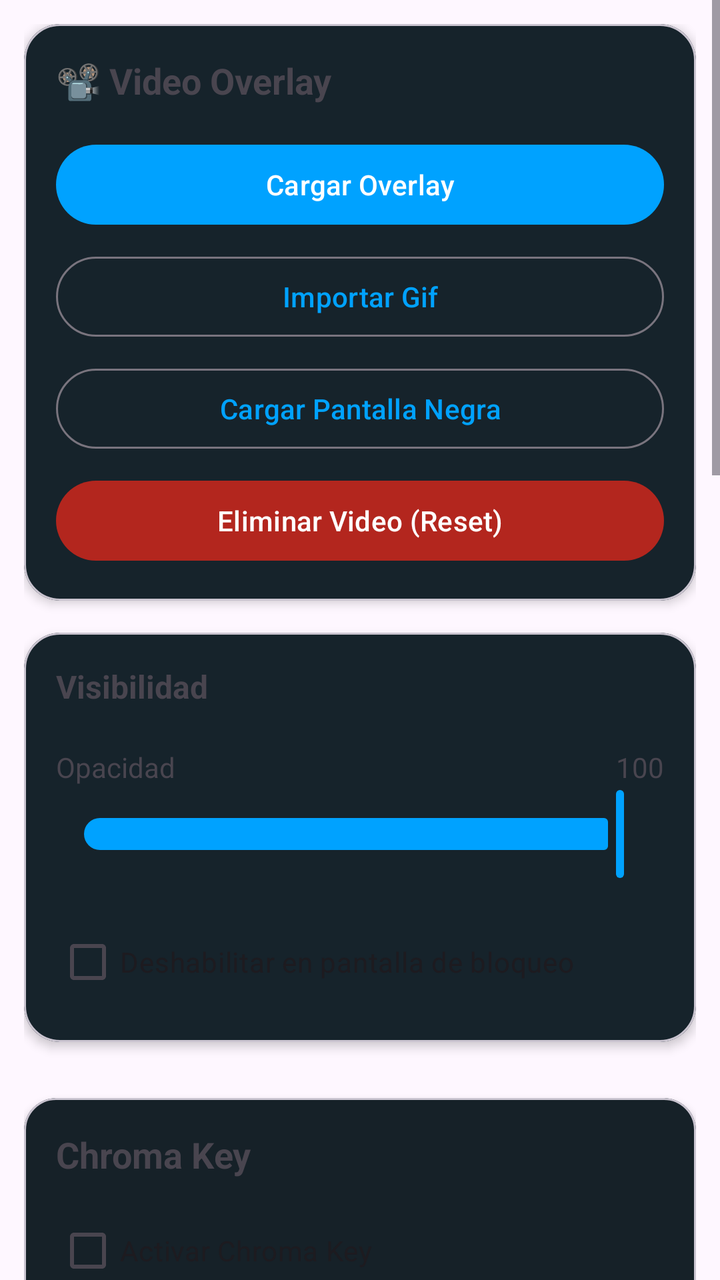
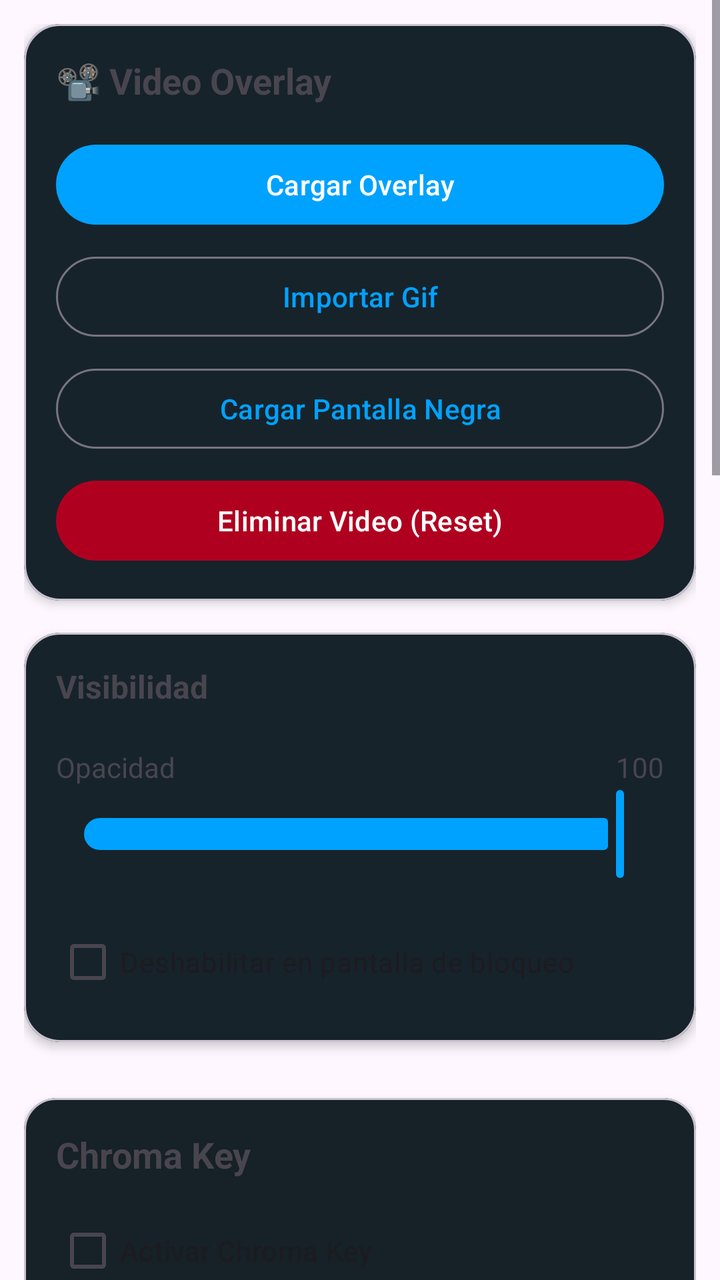

The first picture is an Android layout as it rendered before a commit; the second is the same layout after the commit. The layout source and the unified diff follow.
<!-- AndroidManifest.xml: application theme Theme.RomasterLiveWall -->
<!-- res/layout/layout_overlay.xml -->
<?xml version="1.0" encoding="utf-8"?>
<ScrollView
    xmlns:android="http://schemas.android.com/apk/res/android"
    xmlns:app="http://schemas.android.com/apk/res-auto"
    android:layout_width="match_parent"
    android:layout_height="match_parent">

    <LinearLayout
        android:layout_width="match_parent"
        android:layout_height="wrap_content"
        android:orientation="vertical"
        android:padding="12dp">

        
        
        

        <com.google.android.material.card.MaterialCardView
            android:layout_width="match_parent"
            android:layout_height="wrap_content"
            android:layout_marginBottom="16dp"
            app:cardCornerRadius="18dp"
            app:cardElevation="3dp">

            <LinearLayout
                android:layout_width="match_parent"
                android:layout_height="wrap_content"
                android:orientation="vertical"
                android:padding="16dp">

                <TextView
                    android:layout_width="wrap_content"
                    android:layout_height="wrap_content"
                    android:text="📽️ Video Overlay"
                    android:textStyle="bold"
                    android:textSize="18sp"/>

                <com.google.android.material.button.MaterialButton
                    android:id="@+id/buttonLoadOverlay"
                    style="@style/Widget.Material3.Button"
                    android:layout_width="match_parent"
                    android:layout_height="wrap_content"
                    android:layout_marginTop="16dp"
                    android:text="Cargar Overlay"/>

                <com.google.android.material.button.MaterialButton
                    android:id="@+id/buttonImportGifOverlay"
                    style="@style/Widget.Material3.Button.OutlinedButton"
                    android:layout_width="match_parent"
                    android:layout_height="wrap_content"
                    android:layout_marginTop="8dp"
                    android:text="Importar Gif"/>

                <com.google.android.material.button.MaterialButton
                    android:id="@+id/buttonBlackScreenOverlay"
                    style="@style/Widget.Material3.Button.OutlinedButton"
                    android:layout_width="match_parent"
                    android:layout_height="wrap_content"
                    android:layout_marginTop="8dp"
                    android:text="Cargar Pantalla Negra"/>

                <com.google.android.material.button.MaterialButton
                    android:id="@+id/buttonResetOverlayVideo"
                    style="@style/Widget.Material3.Button"
                    android:layout_width="match_parent"
                    android:layout_height="wrap_content"
                    android:layout_marginTop="8dp"
                    android:text="Eliminar Video (Reset)"
                    android:textColor="@android:color/white"
                    app:backgroundTint="?attr/colorError"/>

            </LinearLayout>

        </com.google.android.material.card.MaterialCardView>

        
        
        

        <com.google.android.material.card.MaterialCardView
            android:layout_width="match_parent"
            android:layout_height="wrap_content"
            android:layout_marginBottom="16dp"
            app:cardCornerRadius="18dp"
            app:cardElevation="3dp">

            <LinearLayout
                android:layout_width="match_parent"
                android:layout_height="wrap_content"
                android:orientation="vertical"
                android:padding="16dp">

                <TextView
                    android:layout_width="wrap_content"
                    android:layout_height="wrap_content"
                    android:text="Visibilidad"
                    android:textStyle="bold"
                    android:textSize="16sp"/>

                <LinearLayout
                    android:layout_width="match_parent"
                    android:layout_height="wrap_content"
                    android:layout_marginTop="20dp"
                    android:orientation="horizontal">

                    <TextView
                        android:layout_width="0dp"
                        android:layout_height="wrap_content"
                        android:layout_weight="1"
                        android:text="Opacidad"/>

                    <TextView
                        android:id="@+id/textOverlayAlphaValue"
                        android:layout_width="wrap_content"
                        android:layout_height="wrap_content"
                        android:text="100"/>

                </LinearLayout>

                <com.google.android.material.slider.Slider
                    android:id="@+id/sliderOverlayAlpha"
                    android:layout_width="match_parent"
                    android:layout_height="wrap_content"
                    android:value="100"
                    android:valueFrom="0"
                    android:valueTo="100"/>

                <com.google.android.material.checkbox.MaterialCheckBox
                    android:id="@+id/checkOverlayDisableOnLock"
                    android:layout_width="match_parent"
                    android:layout_height="wrap_content"
                    android:layout_marginTop="16dp"
                    android:text="Deshabilitar en pantalla de bloqueo"/>

            </LinearLayout>

        </com.google.android.material.card.MaterialCardView>
        
        
        
        

        <com.google.android.material.card.MaterialCardView
            android:id="@+id/cardChromaKey"
            android:layout_width="match_parent"
            android:layout_height="wrap_content"
            android:layout_marginTop="12dp"
            app:cardCornerRadius="16dp"
            app:cardElevation="2dp">
        
            <LinearLayout
                android:layout_width="match_parent"
                android:layout_height="wrap_content"
                android:orientation="vertical"
                android:padding="16dp">
        
                <TextView
                    android:layout_width="wrap_content"
                    android:layout_height="wrap_content"
                    android:text="Chroma Key"
                    android:textStyle="bold"
                    android:textSize="18sp"/>
        
                <com.google.android.material.checkbox.MaterialCheckBox
                    android:id="@+id/checkOverlayChroma"
                    android:layout_width="wrap_content"
                    android:layout_height="wrap_content"
                    android:layout_marginTop="12dp"
                    android:text="Activar Chroma Key"/>
        
                <TextView
                    android:layout_width="wrap_content"
                    android:layout_height="wrap_content"
                    android:layout_marginTop="16dp"
                    android:text="Color"/>
        
                <com.google.android.material.card.MaterialCardView
                    android:id="@+id/buttonChromaColor"
                    android:layout_width="match_parent"
                    android:layout_height="52dp"
                    android:layout_marginTop="8dp"
                    android:clickable="true"
                    android:focusable="true"
                    app:cardCornerRadius="12dp"
                    app:strokeWidth="1dp">
        
                    <LinearLayout
                        android:layout_width="match_parent"
                        android:layout_height="match_parent"
                        android:gravity="center_vertical"
                        android:orientation="horizontal"
                        android:paddingHorizontal="12dp">
        
                        <View
                            android:id="@+id/viewChromaColor"
                            android:layout_width="26dp"
                            android:layout_height="26dp"
                            android:background="#00FF00"/>
        
                        <TextView
                            android:id="@+id/textChromaHex"
                            android:layout_width="wrap_content"
                            android:layout_height="wrap_content"
                            android:layout_marginStart="14dp"
                            android:text="#00FF00"
                            android:textStyle="bold"/>
        
                    </LinearLayout>
        
                </com.google.android.material.card.MaterialCardView>
        
                <LinearLayout
                    android:layout_width="match_parent"
                    android:layout_height="wrap_content"
                    android:layout_marginTop="18dp"
                    android:orientation="horizontal"
                    android:gravity="center_vertical">
                    <TextView
                        android:layout_width="0dp"
                        android:layout_height="wrap_content"
                        android:layout_weight="1"
                        android:text="Intensidad"/>
                    <TextView
                        android:id="@+id/textChromaThresholdValue"
                        android:layout_width="wrap_content"
                        android:layout_height="wrap_content"
                        android:text="50"/>
                </LinearLayout>

                <com.google.android.material.slider.Slider
                    android:id="@+id/sliderChromaThreshold"
                    android:layout_width="match_parent"
                    android:layout_height="wrap_content"
                    android:valueFrom="0"
                    android:valueTo="100"
                    android:value="50"/>

                <LinearLayout
                    android:layout_width="match_parent"
                    android:layout_height="wrap_content"
                    android:layout_marginTop="18dp"
                    android:orientation="horizontal"
                    android:gravity="center_vertical">
                    <TextView
                        android:layout_width="0dp"
                        android:layout_height="wrap_content"
                        android:layout_weight="1"
                        android:text="Suavizado"/>
                    <TextView
                        android:id="@+id/textChromaSoftnessValue"
                        android:layout_width="wrap_content"
                        android:layout_height="wrap_content"
                        android:text="20"/>
                </LinearLayout>

                <com.google.android.material.slider.Slider
                    android:id="@+id/sliderChromaSoftness"
                    android:layout_width="match_parent"
                    android:layout_height="wrap_content"
                    android:valueFrom="0"
                    android:valueTo="100"
                    android:value="20"/>
        
            </LinearLayout>
        
        </com.google.android.material.card.MaterialCardView>
        
        
        
        
        
        <com.google.android.material.card.MaterialCardView
            android:layout_width="match_parent"
            android:layout_height="wrap_content"
            android:layout_marginTop="12dp"
            app:cardCornerRadius="18dp"
            app:cardElevation="3dp">
        
            <LinearLayout
                android:layout_width="match_parent"
                android:layout_height="wrap_content"
                android:orientation="vertical"
                android:padding="16dp">
        
                <TextView
                    android:layout_width="wrap_content"
                    android:layout_height="wrap_content"
                    android:text="📐 Aspect Ratio"
                    android:textStyle="bold"
                    android:textSize="18sp"/>
        
                <RadioGroup
                    android:id="@+id/radioGroupOverlayAspect"
                    android:layout_width="match_parent"
                    android:layout_height="wrap_content"
                    android:layout_marginTop="12dp">
        
                    <RadioButton
                        android:id="@+id/radioOverlayAspectOriginal"
                        android:layout_width="match_parent"
                        android:layout_height="wrap_content"
                        android:text="Original"
                        android:checked="true"/>
        
                    <RadioButton
                        android:id="@+id/radioOverlayAspectScreen"
                        android:layout_width="match_parent"
                        android:layout_height="wrap_content"
                        android:text="Screen"/>
        
                </RadioGroup>
        
            </LinearLayout>
        
        </com.google.android.material.card.MaterialCardView>
        
        
        
        

        <com.google.android.material.card.MaterialCardView
            android:layout_width="match_parent"
            android:layout_height="wrap_content"
            app:cardCornerRadius="18dp"
            app:cardElevation="3dp">

            <LinearLayout
                android:layout_width="match_parent"
                android:layout_height="wrap_content"
                android:orientation="vertical"
                android:padding="16dp">

                <TextView
                    android:layout_width="wrap_content"
                    android:layout_height="wrap_content"
                    android:text="Transformación"
                    android:textStyle="bold"
                    android:textSize="16sp"/>

                

                <LinearLayout
                    android:layout_width="match_parent"
                    android:layout_height="wrap_content"
                    android:layout_marginTop="20dp"
                    android:orientation="horizontal">

                    <TextView
                        android:layout_width="0dp"
                        android:layout_height="wrap_content"
                        android:layout_weight="1"
                        android:text="Zoom"/>

                    <TextView
                        android:id="@+id/textOverlayZoomValue"
                        android:layout_width="wrap_content"
                        android:layout_height="wrap_content"
                        android:text="100"/>

                </LinearLayout>

                <com.google.android.material.slider.Slider
                    android:id="@+id/sliderOverlayZoom"
                    android:layout_width="match_parent"
                    android:layout_height="wrap_content"
                    android:value="100"
                    android:valueFrom="10"
                    android:valueTo="800"/>

                

                <LinearLayout
                    android:layout_width="match_parent"
                    android:layout_height="wrap_content"
                    android:orientation="horizontal">

                    <TextView
                        android:layout_width="0dp"
                        android:layout_height="wrap_content"
                        android:layout_weight="1"
                        android:text="Posición X"/>

                    <TextView
                        android:id="@+id/textOverlayPosXValue"
                        android:layout_width="wrap_content"
                        android:layout_height="wrap_content"
                        android:text="0"/>

                </LinearLayout>

                <com.google.android.material.slider.Slider
                    android:id="@+id/sliderOverlayPosX"
                    android:layout_width="match_parent"
                    android:layout_height="wrap_content"
                    android:valueFrom="-100"
                    android:valueTo="100"/>

                

                <LinearLayout
                    android:layout_width="match_parent"
                    android:layout_height="wrap_content"
                    android:orientation="horizontal">

                    <TextView
                        android:layout_width="0dp"
                        android:layout_height="wrap_content"
                        android:layout_weight="1"
                        android:text="Posición Y"/>

                    <TextView
                        android:id="@+id/textOverlayPosYValue"
                        android:layout_width="wrap_content"
                        android:layout_height="wrap_content"
                        android:text="0"/>

                </LinearLayout>

                <com.google.android.material.slider.Slider
                    android:id="@+id/sliderOverlayPosY"
                    android:layout_width="match_parent"
                    android:layout_height="wrap_content"
                    android:valueFrom="-100"
                    android:valueTo="100"/>

                

                <LinearLayout
                    android:layout_width="match_parent"
                    android:layout_height="wrap_content"
                    android:orientation="horizontal">

                    <TextView
                        android:layout_width="0dp"
                        android:layout_height="wrap_content"
                        android:layout_weight="1"
                        android:text="Rotación"/>

                    <TextView
                        android:id="@+id/textOverlayRotationValue"
                        android:layout_width="wrap_content"
                        android:layout_height="wrap_content"
                        android:text="0°"/>

                </LinearLayout>

                <com.google.android.material.slider.Slider
                    android:id="@+id/sliderOverlayRotation"
                    android:layout_width="match_parent"
                    android:layout_height="wrap_content"
                    android:valueFrom="-180"
                    android:valueTo="180"/>

            </LinearLayout>

        </com.google.android.material.card.MaterialCardView>
        
        
        
        <com.google.android.material.card.MaterialCardView
            android:layout_width="match_parent"
            android:layout_height="wrap_content"
            android:layout_marginTop="12dp"
            app:cardCornerRadius="16dp">
        
            <LinearLayout
                android:layout_width="match_parent"
                android:layout_height="wrap_content"
                android:orientation="vertical"
                android:padding="16dp">
        
                <TextView
                    android:layout_width="wrap_content"
                    android:layout_height="wrap_content"
                    android:text="Sonido"
                    android:textStyle="bold"
                    android:textSize="16sp"/>
        
                <LinearLayout
                    android:layout_width="match_parent"
                    android:layout_height="wrap_content"
                    android:layout_marginTop="16dp"
                    android:gravity="center_vertical"
                    android:orientation="horizontal">

                    <ImageView
                        android:id="@+id/imageOverlaySoundIcon"
                        android:layout_width="24dp"
                        android:layout_height="24dp"
                        android:layout_marginEnd="12dp"
                        app:srcCompat="@drawable/baseline_volume_up_24"/>

                    <TextView
                        android:layout_width="0dp"
                        android:layout_height="wrap_content"
                        android:layout_weight="1"
                        android:text="Volumen"/>

                    <TextView
                        android:id="@+id/textOverlaySoundVolumeValue"
                        android:layout_width="wrap_content"
                        android:layout_height="wrap_content"
                        android:text="100"/>
                </LinearLayout>

                <com.google.android.material.slider.Slider
                    android:id="@+id/sliderOverlaySoundVolume"
                    android:layout_width="match_parent"
                    android:layout_height="wrap_content"
                    android:valueFrom="0"
                    android:valueTo="100"
                    android:value="100"/>
                
                
                <LinearLayout
                    android:layout_width="match_parent"
                    android:layout_height="wrap_content"
                    android:layout_marginTop="16dp"
                    android:orientation="horizontal">
                
                    <com.google.android.material.button.MaterialButton
                        android:id="@+id/buttonLoadOverlaySound"
                        style="@style/Widget.Material3.Button.OutlinedButton"
                        android:layout_width="0dp"
                        android:layout_height="wrap_content"
                        android:layout_weight="1"
                        android:text="Cargar sonido"/>
                
                    <Space
                        android:layout_width="8dp"
                        android:layout_height="wrap_content"/>
                
                    <com.google.android.material.button.MaterialButton
                        android:id="@+id/buttonResetOverlaySound"
                        style="@style/Widget.Material3.Button.OutlinedButton"
                        android:layout_width="0dp"
                        android:layout_height="wrap_content"
                        android:layout_weight="1"
                        android:text="Reset"/>
                
                </LinearLayout>
        
                <TextView
                    android:id="@+id/textOverlaySoundFile"
                    android:layout_width="match_parent"
                    android:layout_height="wrap_content"
                    android:layout_marginTop="8dp"
                    android:ellipsize="middle"
                    android:maxLines="1"
                    android:text="Ningún sonido seleccionado"/>
                
                <TextView
                    android:id="@+id/textOverlaySoundDuration"
                    android:layout_width="wrap_content"
                    android:layout_height="wrap_content"
                    android:layout_marginTop="2dp"
                    android:text="Duración: --:--.---"
                    android:textSize="12sp"/>
        
            </LinearLayout>
        
        </com.google.android.material.card.MaterialCardView>

    </LinearLayout>

</ScrollView>
<!-- resources referenced by this layout -->
<resources>
  <!-- drawable baseline_volume_up_24 (drawable) -->
  <vector xmlns:android="http://schemas.android.com/apk/res/android"
          android:width="24dp"
          android:height="24dp"
          android:viewportWidth="24.0"
          android:viewportHeight="24.0"
          android:tint="?attr/colorControlNormal">
      <path
          android:fillColor="@android:color/white"
          android:pathData="M3,9v6h4l5,5L12,4L7,9L3,9zM16.5,12c0,-1.77 -1.02,-3.29 -2.5,-4.03v8.05c1.48,-0.73 2.5,-2.25 2.5,-4.02zM14,3.23v2.06c2.89,0.86 5,3.54 5,6.71s-2.11,5.85 -5,6.71v2.06c4.01,-0.91 7,-4.49 7,-8.77s-2.99,-7.86 -7,-8.77z"/>
  </vector>
  <style name="Theme.RomasterLiveWall" parent="Theme.Material3.DayNight.NoActionBar">
  
          <item name="colorPrimary">@color/md_theme_primary</item>
          <item name="colorSurface">@color/md_theme_surface</item>
          <item name="colorSurfaceVariant">@color/md_theme_surfaceVariant</item>
          <item name="android:statusBarColor">@android:color/transparent</item>
  
      </style>
  <color name="md_theme_primary">#00A2FF</color>
  <color name="md_theme_surface">#181818</color>
  <color name="md_theme_surfaceVariant">#242424</color>
</resources>

<!-- the commit's change to res/layout/layout_overlay.xml (unified diff, before → after) -->
@@ -67,7 +67,7 @@
                     android:layout_marginTop="8dp"
                     android:text="Eliminar Video (Reset)"
                     android:textColor="@android:color/white"
-                    app:backgroundTint="?attr/colorError"/>
+                    app:backgroundTint="#B00020"/>
 
             </LinearLayout>
 
